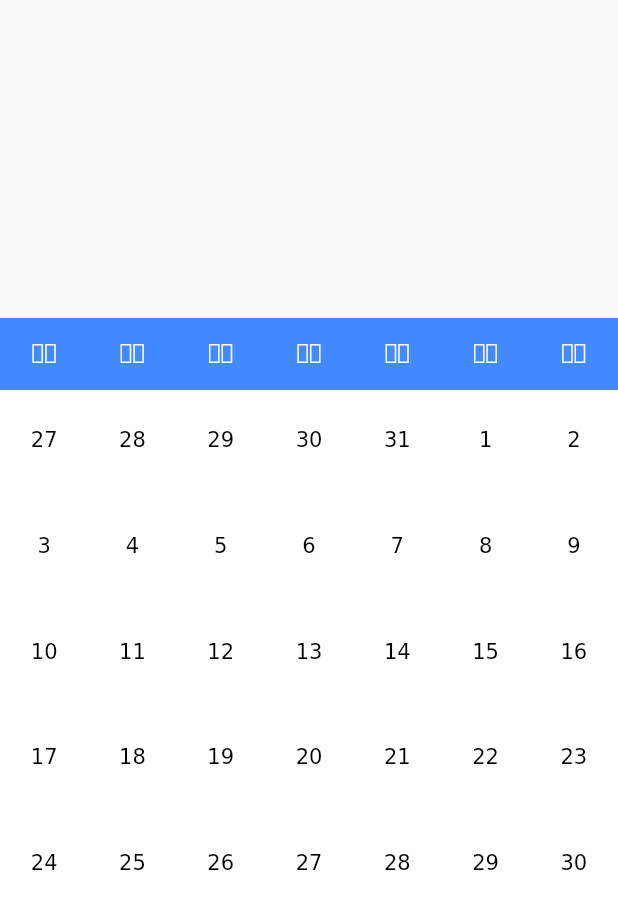
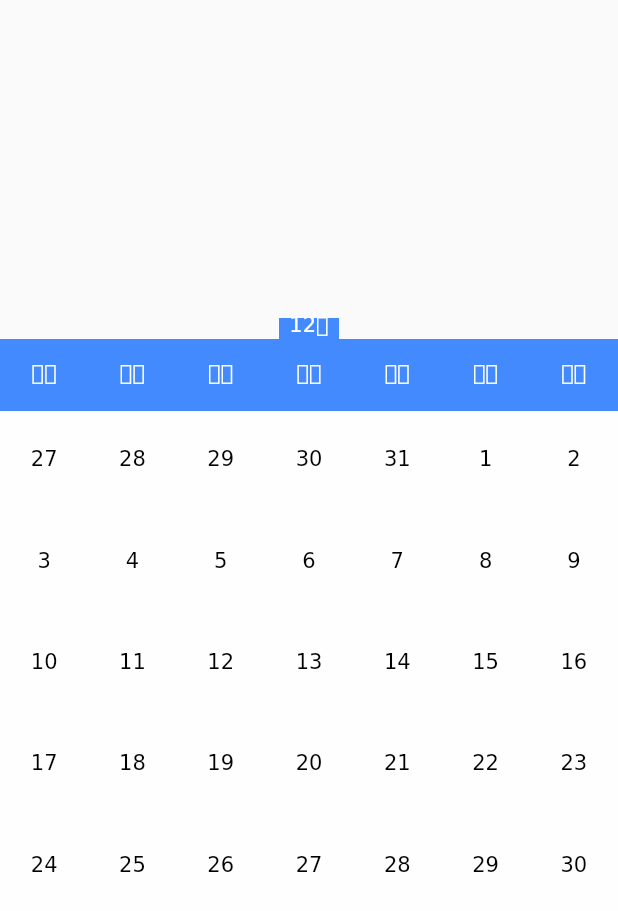
Before and after one commit to ohflutter/oh_datepicker, a Flutter app: the screen it shows after launch, on a phone screen of 412 x 824 dp. Shown: the top 911 px of the screen. Run offline on Flutter 3.47's test engine with Material 2 defaults, Android fonts, the phone set to English and light mode, and no system bars.

Commit message:
Slider header pre

```diff
--- a/lib/src/core/view.dart
+++ b/lib/src/core/view.dart
@@ -3,8 +3,7 @@ import 'package:oh_datepicker/src/model/index.dart';
 
 import 'dart:ui' as ui;
 
-import 'package:oh_datepicker/src/core/render.dart';
-import 'package:oh_datepicker/src/core/descriptor.dart';
+import 'package:oh_datepicker/oh_datepicker.dart';
 import 'package:flutter/material.dart';
 
 class View {
--- a/lib/src/day_picker.dart
+++ b/lib/src/day_picker.dart
@@ -65,7 +65,7 @@ class _DayPickerState extends State<DayPicker> {
       ),
     );
     return Column(
-      children: <Widget>[header, content],
+      children: <Widget>[sliderHeaderWidget, header, content],
     );
   }
 }
--- /dev/null
+++ b/lib/src/extend/slider_core.dart
@@ -0,0 +1,84 @@
+import 'package:flutter/material.dart';
+import 'package:oh_datepicker/oh_datepicker.dart';
+import 'package:oh_datepicker/src/extend/slider_notifier.dart';
+import 'dart:ui' as ui;
+
+class SliderCore extends StatefulWidget {
+  final SliderNotifier notifier;
+  final String next;
+  final String current;
+
+  const SliderCore({this.notifier, this.next, this.current});
+
+  @override
+  _SliderCoreState createState() => _SliderCoreState();
+}
+
+class _SliderCoreState extends State<SliderCore>
+    with SingleTickerProviderStateMixin {
+  AnimationController _controller;
+  Animation<double> _animation;
+  double translate = 0.0;
+
+  @override
+  void initState() {
+    super.initState();
+    _controller =
+        AnimationController(duration: Duration(milliseconds: 300), vsync: this);
+    _animation = new Tween(begin: 0.0, end: 14.0).animate(_controller)
+      ..addListener(() {
+        print(_animation.value);
+        setState(() {
+          translate:
+          _animation.value;
+        });
+      });
+
+    _controller.forward();
+
+    widget.notifier.addListener((value) {
+      setState(() {
+
+      });
+    });
+  }
+
+  @override
+  void dispose() {
+    super.dispose();
+    _controller.dispose();
+  }
+
+  @override
+  Widget build(BuildContext context) {
+    return SizedBox.expand(
+      child: CustomPaint(
+        painter: _Painter(translate, widget.next, widget.current),
+      ),
+    );
+  }
+}
+
+class _Painter extends CustomPainter {
+  final double translate;
+  final String next, current;
+
+  _Painter(this.translate, this.next, this.current);
+  @override
+  void paint(Canvas canvas, Size size) {
+    Render r = new Render(canvas, size);
+
+    // 绘制背景使用默认位置
+    r.rect(r.defaultDescriptor, color: Colors.blueAccent);
+    // 绘制文字
+    const fontSize = 14.0;
+    r.text(r.defaultDescriptor,
+        text: next,
+        offset: Offset(0, -4),
+        textStyle: ui.TextStyle(fontSize: fontSize, color: Colors.white));
+  }
+
+  @override
+  bool shouldRepaint(_Painter oldDelegate) =>
+      oldDelegate.translate != translate;
+}
--- a/lib/src/extend/slider_header.dart
+++ b/lib/src/extend/slider_header.dart
@@ -1,7 +1,9 @@
+import 'package:flutter/cupertino.dart';
 import 'package:flutter/material.dart';
-import 'package:oh_datepicker/src/utils.dart';
+import 'package:oh_datepicker/src/extend/slider_core.dart';
+import 'package:oh_datepicker/src/extend/slider_notifier.dart';
 
-class SliderHeader {
+class SliderHeader extends StatelessWidget {
   final DateTime minDateTime, maxDateTime, initialDateTime;
   SliderHeader(
       {Key key,
@@ -10,16 +12,17 @@ class SliderHeader {
       @required this.initialDateTime});
 
   Widget build(BuildContext context) {
-    int yearCount = (getMonthIndex(minDateTime, maxDateTime) + 1) ~/ 12 + 1;
+    SliderNotifier<String> sliderNotifier = new SliderNotifier<String>();
+    Widget slider = new SliderCore(
+      notifier: sliderNotifier,
+      next: "12月",
+      current: "",
+    );
 
-    List<String> years = List.generate(yearCount, (index) {
-      return (minDateTime.year + index).toString() + "年";
-    }).toList();
-
-    List<String> months = List.generate(12, (index) {
-      return (index + 1).toString() + "月";
-    }).toList();
-
-    return null;
+    return Container(
+      height: 14.0,
+      width: 40.0,
+      child: slider,
+    );
   }
 }
```
Also changed, not shown: lib/src/extend/slider_notifier.dart (added, +53 -0 lines).
